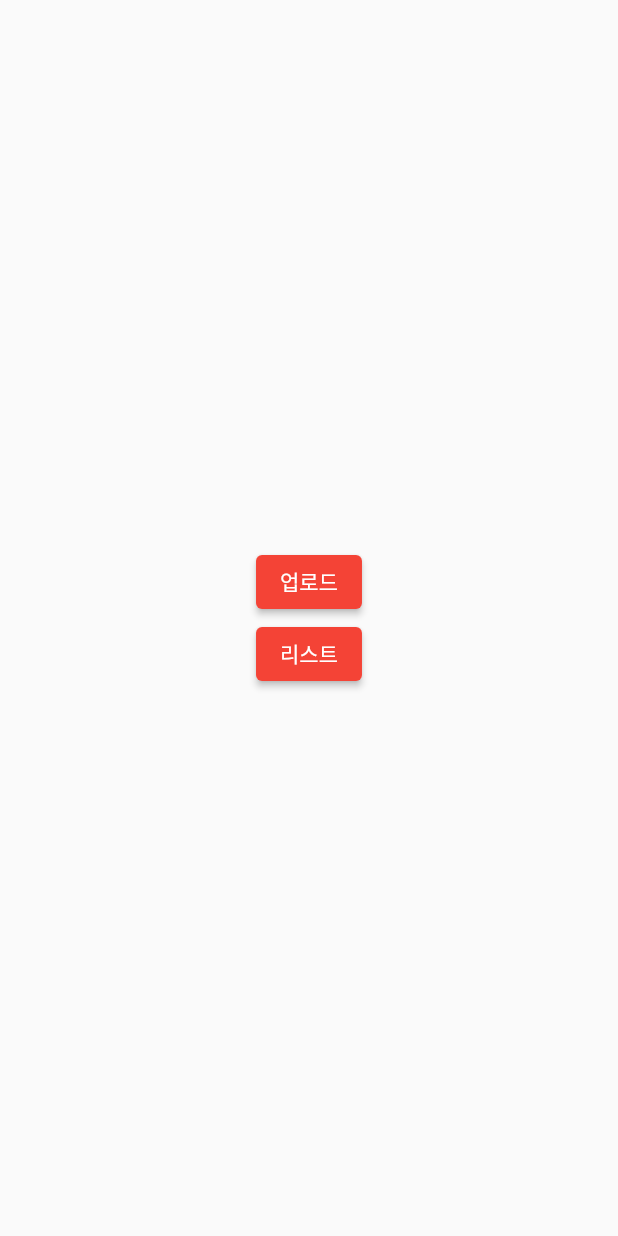
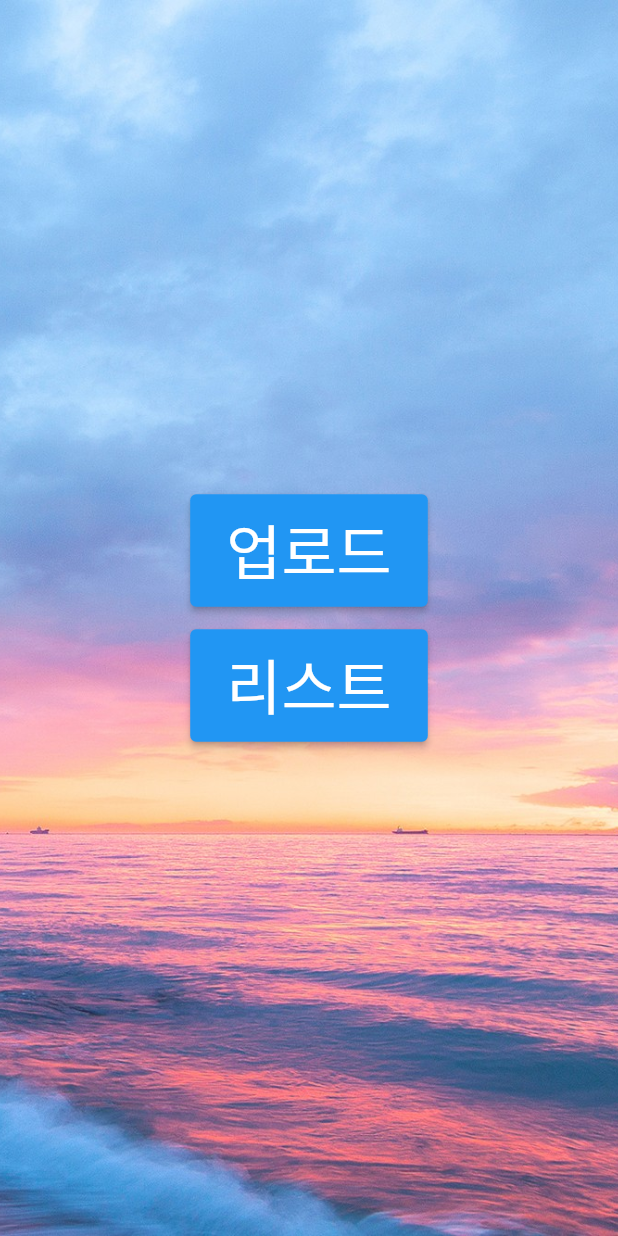
Before and after one commit to jaehyung0/diary, a Flutter app: the screen it shows once a user with an empty profile is signed in, on a phone screen of 412 x 824 dp. Run offline on Flutter 3.47's test engine with Material 2 defaults, Android fonts, the phone set to English and light mode, and no system bars; our stand-ins replace cloud_firestore, firebase_auth, firebase_core, firebase_storage, get, image_picker; accounts and stored records are empty.

Commit message:
version 1

```diff
--- a/lib/diary/menu.dart
+++ b/lib/diary/menu.dart
@@ -9,7 +9,12 @@ class Menu extends StatelessWidget {
 
   @override
   Widget build(BuildContext context) {
-    return Scaffold(
+    return Container(
+      decoration: const BoxDecoration(
+          image: DecorationImage(
+              fit: BoxFit.cover, image: AssetImage('assets/images/beach.jpg'))),
+      child: Scaffold(
+          backgroundColor: Colors.transparent,
           body: Center(
             child: Column(
               mainAxisAlignment: MainAxisAlignment.center,
@@ -18,14 +23,22 @@ class Menu extends StatelessWidget {
                     onPressed: () {
                       Get.to(() => const Diary());
                     },
-              child: const Text('업로드')),
+                    child: const Padding(
+                      padding: EdgeInsets.all(8.0),
+                      child: Text('업로드', style: TextStyle(fontSize: 40)),
+                    )),
+                const SizedBox(height: 15),
                 ElevatedButton(
                     onPressed: () {
                       Get.to(() => const DiaryList());
                     },
-              child: const Text('리스트'))
+                    child: const Padding(
+                      padding: EdgeInsets.all(8.0),
+                      child: Text('리스트', style: TextStyle(fontSize: 40)),
+                    ))
               ],
             ),
-    ));
+          )),
+    );
   }
 }
--- a/lib/main.dart
+++ b/lib/main.dart
@@ -21,7 +21,14 @@ class MyApp extends StatelessWidget {
       title: 'Flutter Demo',
       debugShowCheckedModeBanner: false,
       theme: ThemeData(
-        primarySwatch: Colors.red,
+        primaryColor: Colors.lightBlue,
+        progressIndicatorTheme:
+            const ProgressIndicatorThemeData(color: Colors.blueAccent),
+        //textTheme: GoogleFonts.sourceSansProTextTheme()
+        textTheme: const TextTheme(
+          bodyText2: TextStyle(fontFamily: 'Wovud2'),
+          headline6: TextStyle(fontFamily: 'Wovud'),
+        ),
       ),
       home: const MyHomePage(),
     );
```
Also changed, not shown: pubspec.yaml (+9 -2 lines), assets/font/Gugi-Regular.ttf (added), assets/images/beach.jpg (added), 6 other files. Lines whose indentation alone changed are shown as unchanged.
